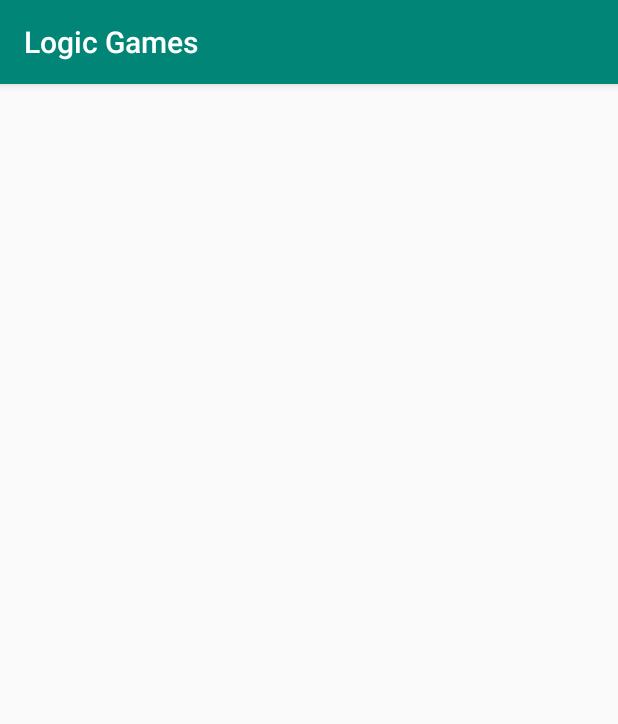
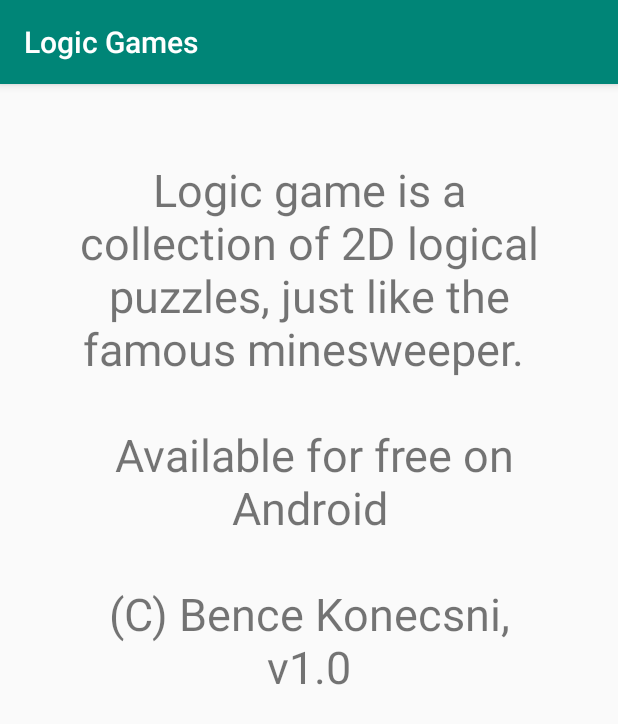
Before and after one commit to bence123456/logicgame_android, an Android app: the AboutActivity screen opened directly, with no data from a screen before it, on a phone screen of 412 x 824 dp. Shown: the top 724 px of the screen. Run offline under Robolectric (Android 15) with nearby library versions, the phone set to English and light mode, and no system bars.

Commit message:
added text to about activity

```diff
--- a/app/src/main/res/layout/activity_about.xml
+++ b/app/src/main/res/layout/activity_about.xml
@@ -1,9 +1,17 @@
 <?xml version="1.0" encoding="utf-8"?>
 <android.support.constraint.ConstraintLayout xmlns:android="http://schemas.android.com/apk/res/android"
-    xmlns:app="http://schemas.android.com/apk/res-auto"
     xmlns:tools="http://schemas.android.com/tools"
     android:layout_width="match_parent"
     android:layout_height="match_parent"
-    tools:context="com.bkonecsni.logicgame.activities.AboutActivity">
+    tools:context="com.bkonecsni.logicgame.activities.AboutActivity" android:layout_margin="50dp">
+
+    <TextView
+        android:id="@+id/aboutText"
+        android:layout_width="wrap_content"
+        android:layout_height="wrap_content"
+        android:layout_margin="16dp"
+        android:textSize="30sp"
+        android:gravity="center"
+        android:text="@string/aboutText"/>
 
 </android.support.constraint.ConstraintLayout>
--- a/app/src/main/res/values/strings.xml
+++ b/app/src/main/res/values/strings.xml
@@ -2,4 +2,5 @@
     <string name="app_name">Logic Games</string>
     <string name="about">About</string>
     <string name="games">Games</string>
+    <string name="aboutText">Logic game is a collection of 2D logical puzzles, just like the famous minesweeper. \n\n Available for free on Android\n\n(C) Bence Konecsni, v1.0</string>
 </resources>
```
